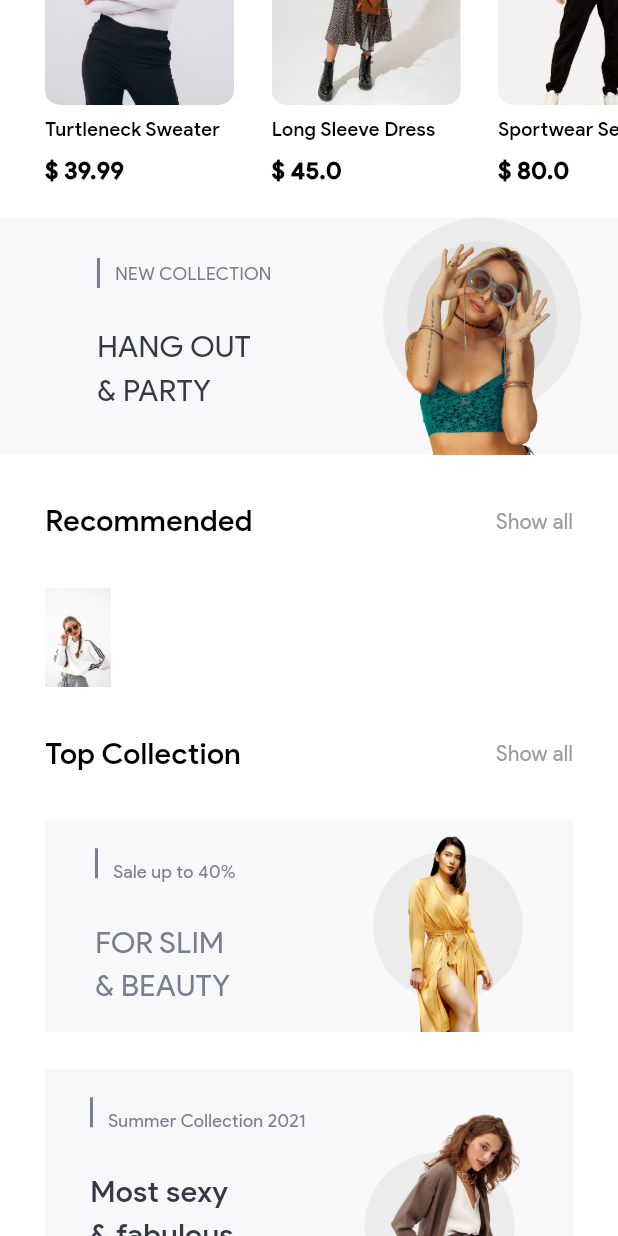
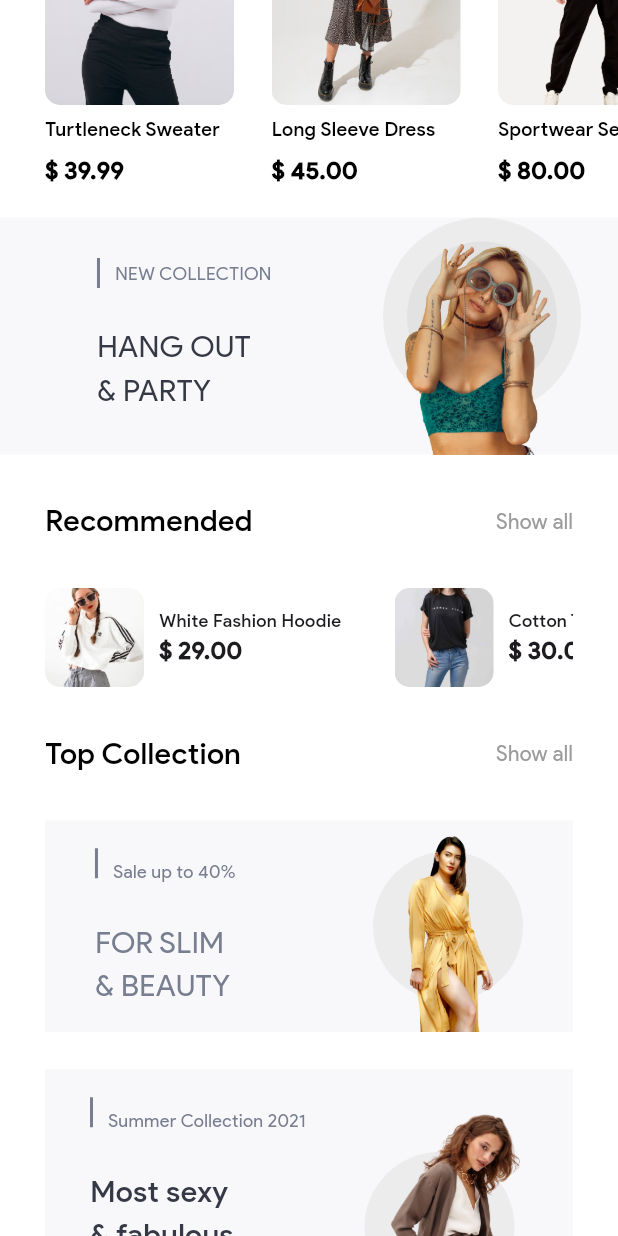
Before and after one commit to moses-mugoya/fashionista, a Flutter app: the HomeScreen screen opened directly, scrolled down 576 dp, on a phone screen of 412 x 824 dp. Run offline on Flutter 3.47's test engine with Material 3 defaults, Android fonts, the phone set to English and light mode, and no system bars; our stand-ins replace flutter_svg.

Commit message:
finished on the recommended items

```diff
--- a/lib/screens/home_screen.dart
+++ b/lib/screens/home_screen.dart
@@ -133,20 +133,20 @@ class _HomeScreenState extends State<HomeScreen> {
                   padding: const EdgeInsets.only(left: 30),
                   scrollDirection: Axis.horizontal,
                   children: [
-                    const FeaturedItem(
+                    FeaturedItem(
                       imagePath: 'assets/images/featured1.jpeg',
                       title: 'Turtleneck Sweater',
                       price: 39.99,
-                      alignment: Alignment(-0.5, 0),
+                      alignment: const Alignment(-0.5, 0),
                     ),
                     const SizedBox(
                       width: 25,
                     ),
-                    const FeaturedItem(
+                    FeaturedItem(
                       imagePath: 'assets/images/featured2.png',
                       title: 'Long Sleeve Dress',
                       price: 45.00,
-                      alignment: Alignment(0.5, 0),
+                      alignment: const Alignment(0.5, 0),
                     ),
                     const SizedBox(
                       width: 25,
@@ -178,10 +178,21 @@ class _HomeScreenState extends State<HomeScreen> {
                   height: 66,
                   child: ListView(
                     scrollDirection: Axis.horizontal,
-                    children: const [
-                      RecommendedItem(imagePath: 'assets/images/recommended1.png', title: 'White Fashion Hoodie', price: 29.00),
+                    children: [
+                      RecommendedItem(
+                        imagePath: 'assets/images/recommended1.png',
+                        title: 'White Fashion Hoodie',
+                        price: 29.00,
+                      ),
+                      const SizedBox(
+                        width: 20,
+                      ),
+                      RecommendedItem(
+                        imagePath: 'assets/images/recommended2.png',
+                        title: 'Cotton T-shirt',
+                        price: 30.00,
+                      ),
                     ],
-
                   ),
                 ),
               ),
--- a/lib/widgets/featured_item.dart
+++ b/lib/widgets/featured_item.dart
@@ -9,13 +9,14 @@ class FeaturedItem extends StatelessWidget {
   final String title;
   final double price;
   final Alignment alignment;
-  const FeaturedItem({
+  final String displayPrice;
+  FeaturedItem({
     super.key,
     required this.imagePath,
     this.backgroundColor,
     required this.title,
     required this.price, required this.alignment,
-  });
+  }) : displayPrice = price.toStringAsFixed(2);
 
   @override
   Widget build(BuildContext context) {
@@ -43,7 +44,7 @@ class FeaturedItem extends StatelessWidget {
           fontWeight: FontWeight.w500,
         ),
         HeaderText(
-          text: '\$ $price',
+          text: '\$ $displayPrice',
           textColor: AppConstants.blackColor,
           fontSize: 16,
           fontWeight: FontWeight.w700,
--- a/lib/widgets/recommended_item.dart
+++ b/lib/widgets/recommended_item.dart
@@ -1,3 +1,4 @@
+import 'package:flutter/cupertino.dart';
 import 'package:flutter/material.dart';
 import 'package:flutter/widgets.dart';
 
@@ -5,28 +6,61 @@ class RecommendedItem extends StatelessWidget {
   final String imagePath;
   final String title;
   final double price;
-  const RecommendedItem(
-      {super.key,
+  final String displayPrice;
+
+  RecommendedItem({
+    super.key,
     required this.imagePath,
     required this.title,
-      required this.price});
+    required this.price,
+  })  : displayPrice = price.toStringAsFixed(2);
 
   @override
   Widget build(BuildContext context) {
-    return Row(
+    return SizedBox(
+      height: 66,
+      width: 213,
+      child: Row(
         children: [
           Container(
-
             height: 66,
+            width: 66,
             decoration: BoxDecoration(
-
               borderRadius: BorderRadius.circular(10),
-
+              image: DecorationImage(
+                image: AssetImage(imagePath,),
+                fit: BoxFit.cover,
+                alignment: const Alignment(0, 1)
+              ),
 
             ),
-          child: Image.asset(imagePath, fit: BoxFit.cover,),
+          ),
+          const SizedBox(
+              width: 10),
+          Column(
+            mainAxisAlignment: MainAxisAlignment.center,
+            crossAxisAlignment: CrossAxisAlignment.start,
+            children: [
+              Text(
+                title,
+                style: const TextStyle(
+                  fontFamily: 'ProductSans',
+                  fontSize: 12,
+                  fontWeight: FontWeight.w500,
+                ),
+              ),
+              Text(
+                '\$ $displayPrice',
+                style: const TextStyle(
+                  fontFamily: 'ProductSans',
+                  fontSize: 16,
+                  fontWeight: FontWeight.w700,
+                ),
+              ),
+            ],
           )
         ],
+      ),
     );
   }
 }
```
Lines whose indentation alone changed are shown as unchanged.
